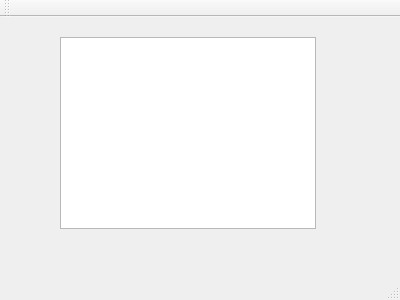
This is ui/mainwindow.ui in tbigad/CrossViewer as Qt 5 draws it before an edit. The edited form follows.
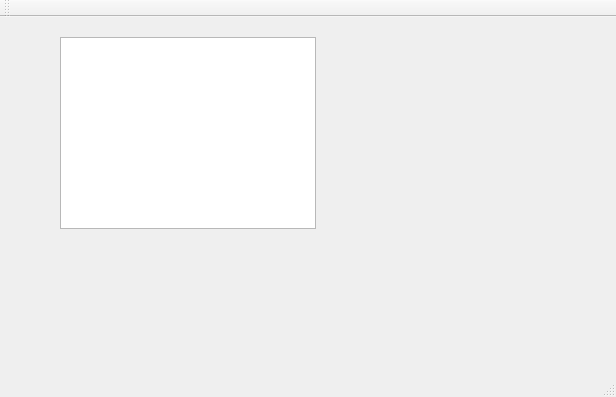
This is the edited form. Icons and pictures are not drawn. Custom widgets are drawn as their Qt base class.

Diff of the .ui file:
```diff
--- a/ui/mainwindow.ui
+++ b/ui/mainwindow.ui
@@ -6,8 +6,8 @@
    <rect>
     <x>0</x>
     <y>0</y>
-    <width>400</width>
-    <height>300</height>
+    <width>616</width>
+    <height>397</height>
    </rect>
   </property>
   <property name="windowTitle">
```
Left out of the diff: 21 changed lines with no effect on the pictures.
